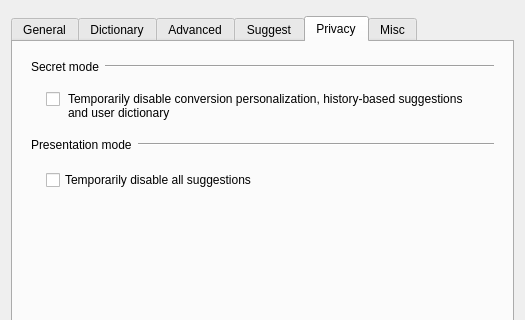
Above: src/gui/config_dialog/config_dialog.ui from koyasi777/mozkey before the change; both pictures show x 0 to 525 and y 0 to 320 of the 525 by 575 pixel window. Below: the same form after it.
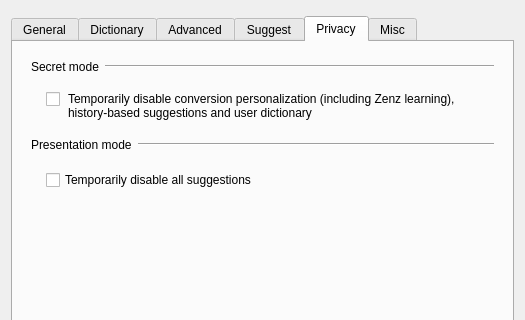
That is the form after the change. The open tabs and pages were chosen to show the change. Custom widgets are drawn as their Qt base class.

Commit message: Disable Zenz feedback personalization in incognito mode

Patch:
```diff
--- a/src/gui/config_dialog/config_dialog.ui
+++ b/src/gui/config_dialog/config_dialog.ui
@@ -2792,7 +2792,7 @@
                </sizepolicy>
               </property>
               <property name="text">
-               <string>Temporarily disable conversion personalization, history-based suggestions and user dictionary</string>
+               <string>Temporarily disable conversion personalization (including Zenz learning), history-based suggestions and user dictionary</string>
               </property>
               <property name="wordWrap">
                <bool>true</bool>
```
The commit also changes 7 other files.
